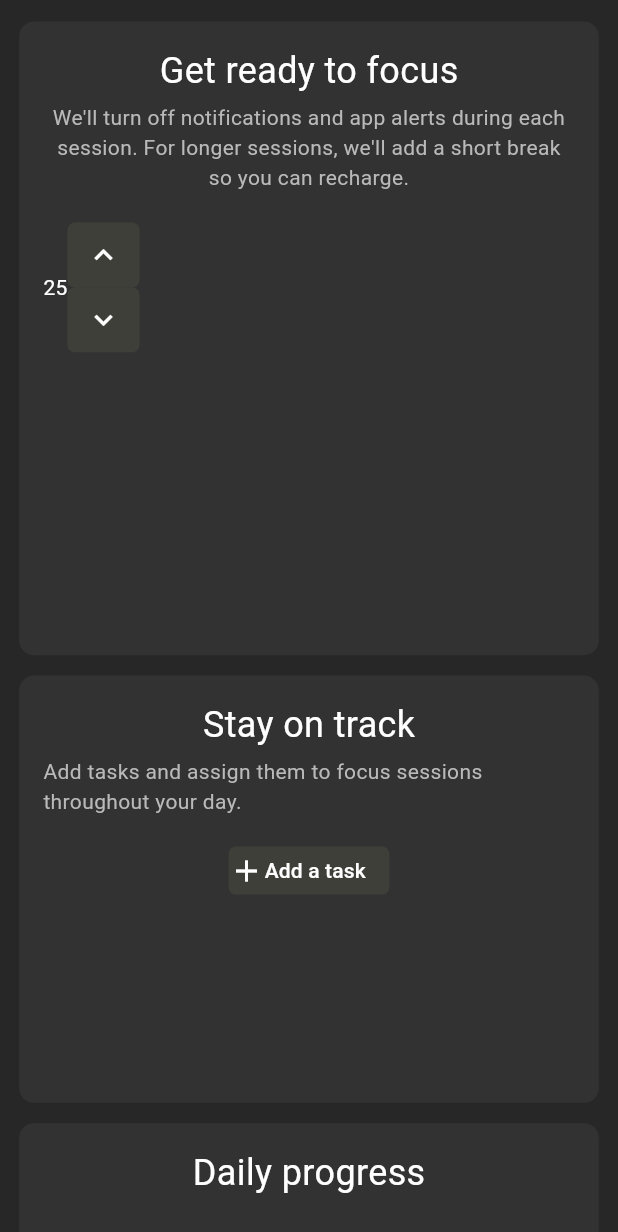
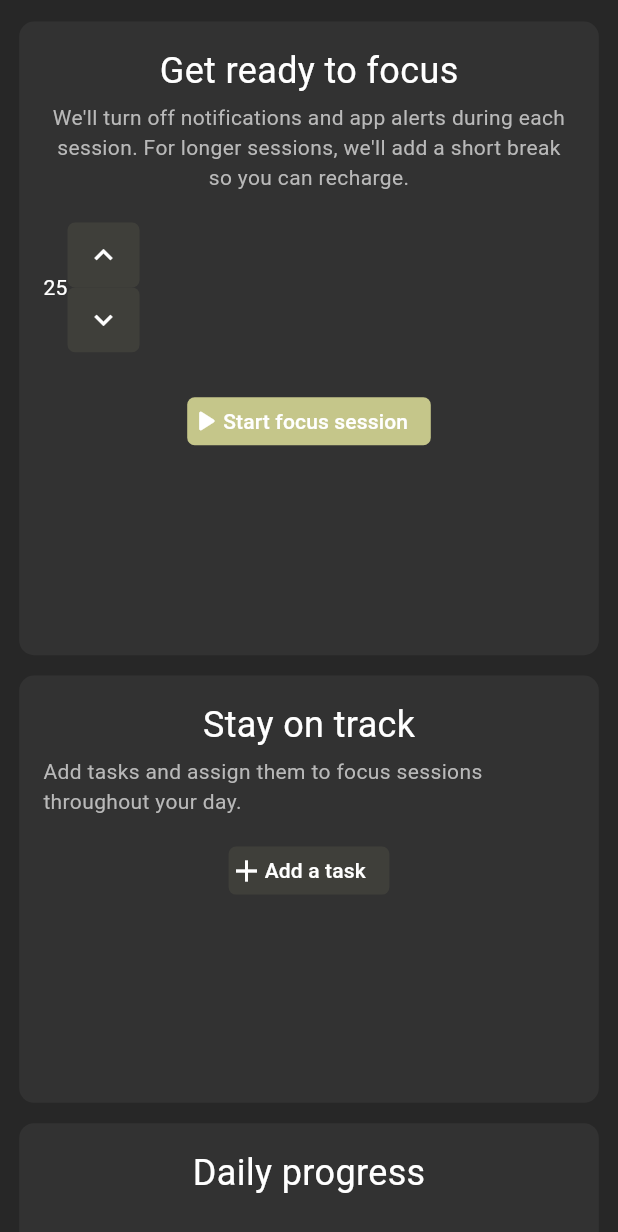
Before and after one commit to LeBern-Matthews/focus_app, a Flutter app: the screen it shows after launch, on a phone screen of 412 x 824 dp. Shown: the top 1232 px of the screen. Run offline on Flutter 3.47's test engine with Material 3 defaults, Android fonts, the phone set to English and light mode, and no system bars; missing offline and left inert: window_size.

Commit message:
Refactor button colors and add focus session start button
Combines hover and focus colors into a single parameter for improved consistency and maintainability of the FocusActionButton component.

Adds a new "Start focus session" button with custom styling to initiate focus sessions, enhancing the session control interface.

```diff
--- a/lib/components/right_side_components/focus_action_button.dart
+++ b/lib/components/right_side_components/focus_action_button.dart
@@ -7,8 +7,7 @@ class FocusActionButton extends StatelessWidget {
   final double width;
   final double height;
   final Color backgroundColor;
-  final Color focusColor;
-  final Color hoverColor;
+  final Color hoverandFocusColor;
 
   const FocusActionButton({
     super.key,
@@ -18,8 +17,7 @@ class FocusActionButton extends StatelessWidget {
     this.width=107.2,
     this.height=32,
     this.backgroundColor=const Color.fromRGBO(63, 63, 58, 1),
-    this.focusColor=const Color.fromRGBO(68, 68, 63, 1),
-    this.hoverColor=const Color.fromRGBO(68, 68, 63, 1),
+    this.hoverandFocusColor=const Color.fromRGBO(68, 68, 63, 1),
   });
 
   @override
@@ -35,8 +33,8 @@ class FocusActionButton extends StatelessWidget {
       child: FloatingActionButton(
         onPressed: onPressed,
         backgroundColor: backgroundColor ,
-        focusColor:  focusColor,
-        hoverColor: hoverColor ,
+        focusColor:  hoverandFocusColor,
+        hoverColor: hoverandFocusColor ,
         elevation: 0,
         hoverElevation: 0,
         focusElevation: 0,
--- a/lib/components/right_side_containers_single/session.dart
+++ b/lib/components/right_side_containers_single/session.dart
@@ -46,6 +46,10 @@ class Session extends StatelessWidget {
                       ),
                     ],
                   ),
+                  SizedBox(height: 30),
+                  FocusActionButton(onPressed: () {},width: 162.4, hoverandFocusColor: Color.fromRGBO(182, 183, 129, 1), backgroundColor:Color.fromRGBO(197, 198, 138, 1),wchild: Row(
+                    children: [Icon(Icons.play_arrow_rounded), Text("Start focus session")],
+                  ),)
                 ],
               );
   }
```
Lines whose indentation alone changed are shown as unchanged.
